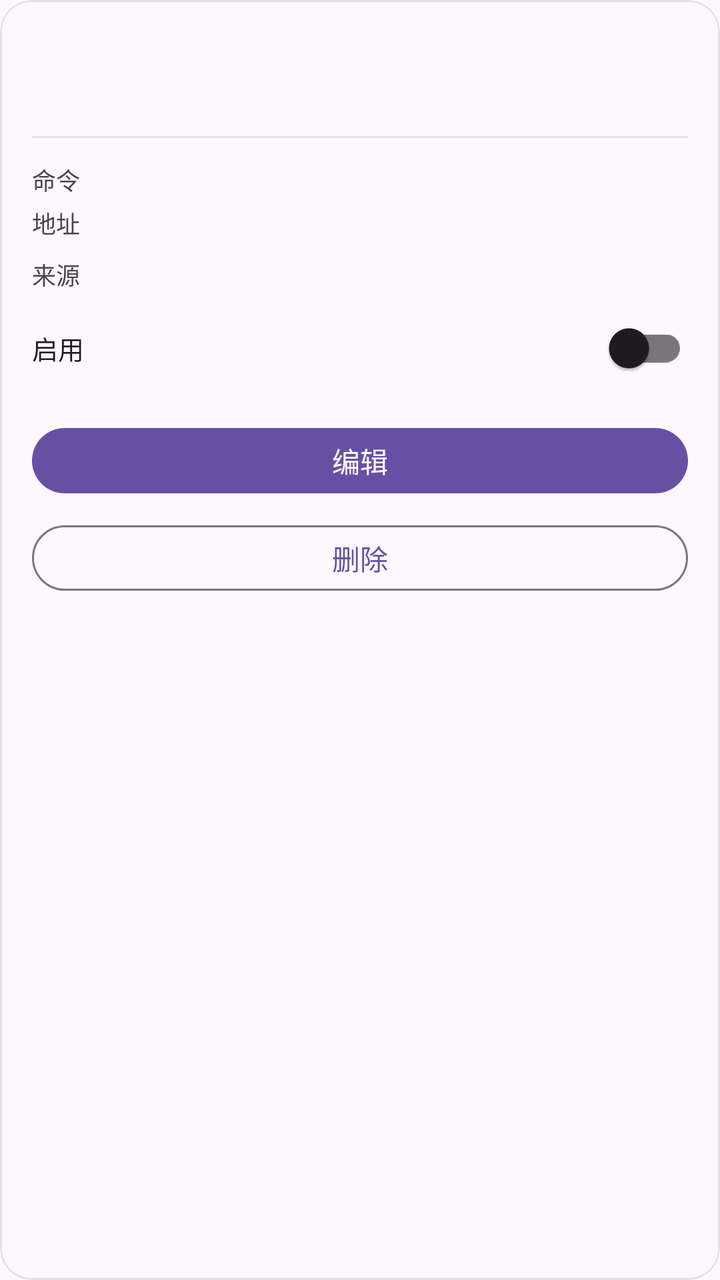
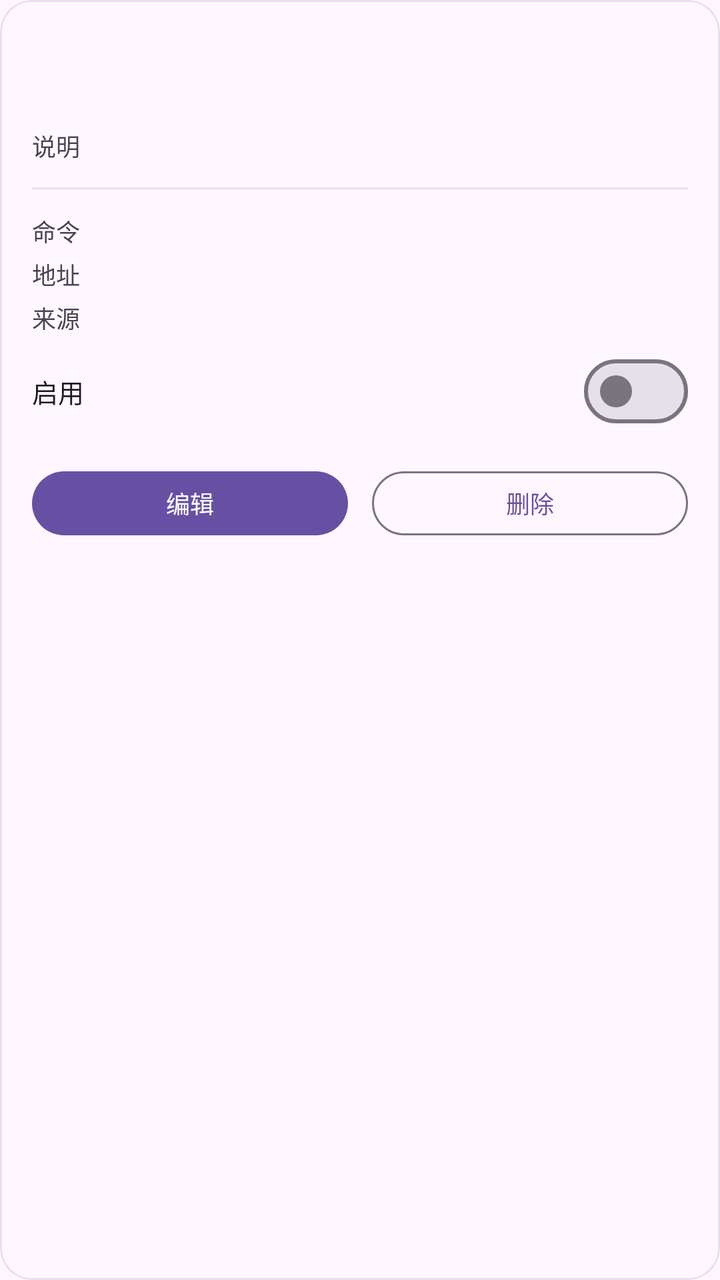

The first picture is an Android layout as it rendered before a commit; the second is the same layout after the commit. The layout source and the unified diff follow.
<!-- AndroidManifest.xml: application theme Theme.CodeTool.Starting -->
<!-- res/layout/item_mcp.xml -->
<?xml version="1.0" encoding="utf-8"?>
<com.google.android.material.card.MaterialCardView
    xmlns:android="http://schemas.android.com/apk/res/android"
    xmlns:app="http://schemas.android.com/apk/res-auto"
    android:layout_width="match_parent"
    android:layout_height="wrap_content"
    android:layout_marginBottom="12dp"
    app:cardCornerRadius="16dp"
    app:cardElevation="0dp"
    app:strokeWidth="1dp"
    app:strokeColor="?attr/colorSurfaceVariant">

    <LinearLayout
        android:layout_width="match_parent"
        android:layout_height="wrap_content"
        android:orientation="vertical"
        android:padding="16dp">

        
        <LinearLayout
            android:layout_width="match_parent"
            android:layout_height="wrap_content"
            android:orientation="horizontal"
            android:gravity="center_vertical">

            <com.google.android.material.textview.MaterialTextView
                android:id="@+id/mcpName"
                android:layout_width="0dp"
                android:layout_height="wrap_content"
                android:layout_weight="1"
                android:singleLine="true"
                android:ellipsize="end"
                android:textSize="16sp"
                android:textStyle="bold"
                android:textColor="?attr/colorOnSurface" />

            <com.google.android.material.textview.MaterialTextView
                android:id="@+id/mcpBadgeType"
                android:layout_width="wrap_content"
                android:layout_height="wrap_content"
                android:layout_marginStart="8dp"
                android:paddingStart="8dp"
                android:paddingEnd="8dp"
                android:paddingTop="3dp"
                android:paddingBottom="3dp"
                android:textSize="11sp"
                android:visibility="gone" />

            <com.google.android.material.textview.MaterialTextView
                android:id="@+id/mcpBadgeState"
                android:layout_width="wrap_content"
                android:layout_height="wrap_content"
                android:layout_marginStart="6dp"
                android:paddingStart="8dp"
                android:paddingEnd="8dp"
                android:paddingTop="3dp"
                android:paddingBottom="3dp"
                android:textSize="11sp"
                android:visibility="gone" />
        </LinearLayout>

        
        <com.google.android.material.textview.MaterialTextView
            android:id="@+id/mcpMeta"
            android:layout_width="match_parent"
            android:layout_height="wrap_content"
            android:layout_marginTop="2dp"
            android:singleLine="true"
            android:ellipsize="end"
            android:textSize="12sp"
            android:textColor="?attr/colorOnSurfaceVariant" />

        <View
            android:layout_width="match_parent"
            android:layout_height="1dp"
            android:layout_marginTop="12dp"
            android:background="?attr/colorSurfaceVariant" />

        <LinearLayout
            android:layout_width="match_parent"
            android:layout_height="wrap_content"
            android:layout_marginTop="12dp"
            android:orientation="vertical">

            
            <LinearLayout
                android:id="@+id/mcpCommandRow"
                android:layout_width="match_parent"
                android:layout_height="wrap_content"
                android:orientation="horizontal"
                android:layout_marginBottom="4dp">

                <com.google.android.material.textview.MaterialTextView
                    android:layout_width="72dp"
                    android:layout_height="wrap_content"
                    android:text="命令"
                    android:textSize="12sp"
                    android:textColor="?attr/colorOnSurfaceVariant" />

                <com.google.android.material.textview.MaterialTextView
                    android:id="@+id/mcpCommand"
                    android:layout_width="0dp"
                    android:layout_height="wrap_content"
                    android:layout_weight="1"
                    android:singleLine="true"
                    android:ellipsize="end"
                    android:textSize="13sp"
                    android:fontFamily="monospace"
                    android:textColor="?attr/colorOnSurface" />
            </LinearLayout>

            <LinearLayout
                android:id="@+id/mcpUrlRow"
                android:layout_width="match_parent"
                android:layout_height="wrap_content"
                android:orientation="horizontal"
                android:layout_marginBottom="4dp">

                <com.google.android.material.textview.MaterialTextView
                    android:layout_width="72dp"
                    android:layout_height="wrap_content"
                    android:text="地址"
                    android:textSize="12sp"
                    android:textColor="?attr/colorOnSurfaceVariant" />

                <com.google.android.material.textview.MaterialTextView
                    android:id="@+id/mcpUrl"
                    android:layout_width="0dp"
                    android:layout_height="wrap_content"
                    android:layout_weight="1"
                    android:singleLine="true"
                    android:ellipsize="end"
                    android:textSize="13sp"
                    android:fontFamily="monospace"
                    android:textColor="?attr/colorOnSurface" />
            </LinearLayout>
            <LinearLayout
                android:layout_width="match_parent"
                android:layout_height="wrap_content"
                android:layout_marginTop="4dp"
                android:orientation="horizontal">

                <com.google.android.material.textview.MaterialTextView
                    android:layout_width="72dp"
                    android:layout_height="wrap_content"
                    android:text="来源"
                    android:textSize="12sp"
                    android:textColor="?attr/colorOnSurfaceVariant" />

                <com.google.android.material.textview.MaterialTextView
                    android:id="@+id/mcpSources"
                    android:layout_width="0dp"
                    android:layout_height="wrap_content"
                    android:layout_weight="1"
                    android:singleLine="true"
                    android:ellipsize="end"
                    android:textSize="13sp"
                    android:textColor="?attr/colorOnSurface" />
            </LinearLayout>
        </LinearLayout>

        
        <LinearLayout
            android:layout_width="match_parent"
            android:layout_height="wrap_content"
            android:layout_marginTop="4dp"
            android:orientation="horizontal"
            android:gravity="center_vertical">

            <com.google.android.material.textview.MaterialTextView
                android:layout_width="0dp"
                android:layout_height="wrap_content"
                android:layout_weight="1"
                android:text="启用"
                android:textSize="13sp"
                android:textColor="?attr/colorOnSurface" />

            <androidx.appcompat.widget.SwitchCompat
                android:id="@+id/mcpEnabled"
                android:layout_width="wrap_content"
                android:layout_height="wrap_content" />
        </LinearLayout>

        <com.google.android.material.button.MaterialButton
            android:id="@+id/btnMcpEdit"
            android:layout_width="match_parent"
            android:layout_height="wrap_content"
            android:layout_marginTop="12dp"
            android:minHeight="40dp"
            android:text="编辑" />

        
        <com.google.android.material.button.MaterialButton
            android:id="@+id/btnMcpDelete"
            style="?attr/materialButtonOutlinedStyle"
            android:layout_width="match_parent"
            android:layout_height="wrap_content"
            android:layout_marginTop="8dp"
            android:minHeight="40dp"
            android:text="删除" />

    </LinearLayout>
</com.google.android.material.card.MaterialCardView>
<!-- resources referenced by this layout -->
<resources>
  <style name="Theme.CodeTool.Starting" parent="Theme.Material3.DayNight.NoActionBar">
          <item name="android:windowBackground">?android:colorBackground</item>
          <item name="android:statusBarColor" tools:targetApi="l">?android:colorBackground</item>
      </style>
</resources>

<!-- the commit's change to res/layout/item_mcp.xml (unified diff, before → after) -->
@@ -70,6 +70,31 @@
             android:textSize="12sp"
             android:textColor="?attr/colorOnSurfaceVariant" />
 
+        
+        <LinearLayout
+            android:layout_width="match_parent"
+            android:layout_height="wrap_content"
+            android:layout_marginTop="8dp"
+            android:orientation="horizontal">
+
+            <com.google.android.material.textview.MaterialTextView
+                android:layout_width="72dp"
+                android:layout_height="wrap_content"
+                android:text="说明"
+                android:textSize="12sp"
+                android:textColor="?attr/colorOnSurfaceVariant" />
+
+            <com.google.android.material.textview.MaterialTextView
+                android:id="@+id/mcpDesc"
+                android:layout_width="0dp"
+                android:layout_height="wrap_content"
+                android:layout_weight="1"
+                android:maxLines="2"
+                android:ellipsize="end"
+                android:textSize="13sp"
+                android:textColor="?attr/colorOnSurface" />
+        </LinearLayout>
+
         <View
             android:layout_width="match_parent"
             android:layout_height="1dp"
@@ -137,7 +162,6 @@
             <LinearLayout
                 android:layout_width="match_parent"
                 android:layout_height="wrap_content"
-                android:layout_marginTop="4dp"
                 android:orientation="horizontal">
 
                 <com.google.android.material.textview.MaterialTextView
@@ -175,29 +199,44 @@
                 android:textSize="13sp"
                 android:textColor="?attr/colorOnSurface" />
 
-            <androidx.appcompat.widget.SwitchCompat
+            <com.google.android.material.materialswitch.MaterialSwitch
                 android:id="@+id/mcpEnabled"
                 android:layout_width="wrap_content"
-                android:layout_height="wrap_content" />
-        </LinearLayout>
-
-        <com.google.android.material.button.MaterialButton
-            android:id="@+id/btnMcpEdit"
+                android:layout_height="wrap_content"
+                android:minHeight="48dp" />
+        </LinearLayout>
+
+        
+        <LinearLayout
             android:layout_width="match_parent"
             android:layout_height="wrap_content"
             android:layout_marginTop="12dp"
-            android:minHeight="40dp"
-            android:text="编辑" />
-
-        
-        <com.google.android.material.button.MaterialButton
-            android:id="@+id/btnMcpDelete"
-            style="?attr/materialButtonOutlinedStyle"
-            android:layout_width="match_parent"
-            android:layout_height="wrap_content"
-            android:layout_marginTop="8dp"
-            android:minHeight="40dp"
-            android:text="删除" />
+            android:orientation="horizontal">
+
+            <com.google.android.material.button.MaterialButton
+                android:id="@+id/btnMcpEdit"
+                android:layout_width="0dp"
+                android:layout_height="wrap_content"
+                android:layout_weight="1"
+                android:minHeight="40dp"
+                android:maxLines="1"
+                android:singleLine="true"
+                android:textSize="12sp"
+                android:text="编辑" />
+
+            <com.google.android.material.button.MaterialButton
+                android:id="@+id/btnMcpDelete"
+                style="?attr/materialButtonOutlinedStyle"
+                android:layout_width="0dp"
+                android:layout_height="wrap_content"
+                android:layout_weight="1"
+                android:layout_marginStart="12dp"
+                android:minHeight="40dp"
+                android:maxLines="1"
+                android:singleLine="true"
+                android:textSize="12sp"
+                android:text="删除" />
+        </LinearLayout>
 
     </LinearLayout>
 </com.google.android.material.card.MaterialCardView>
